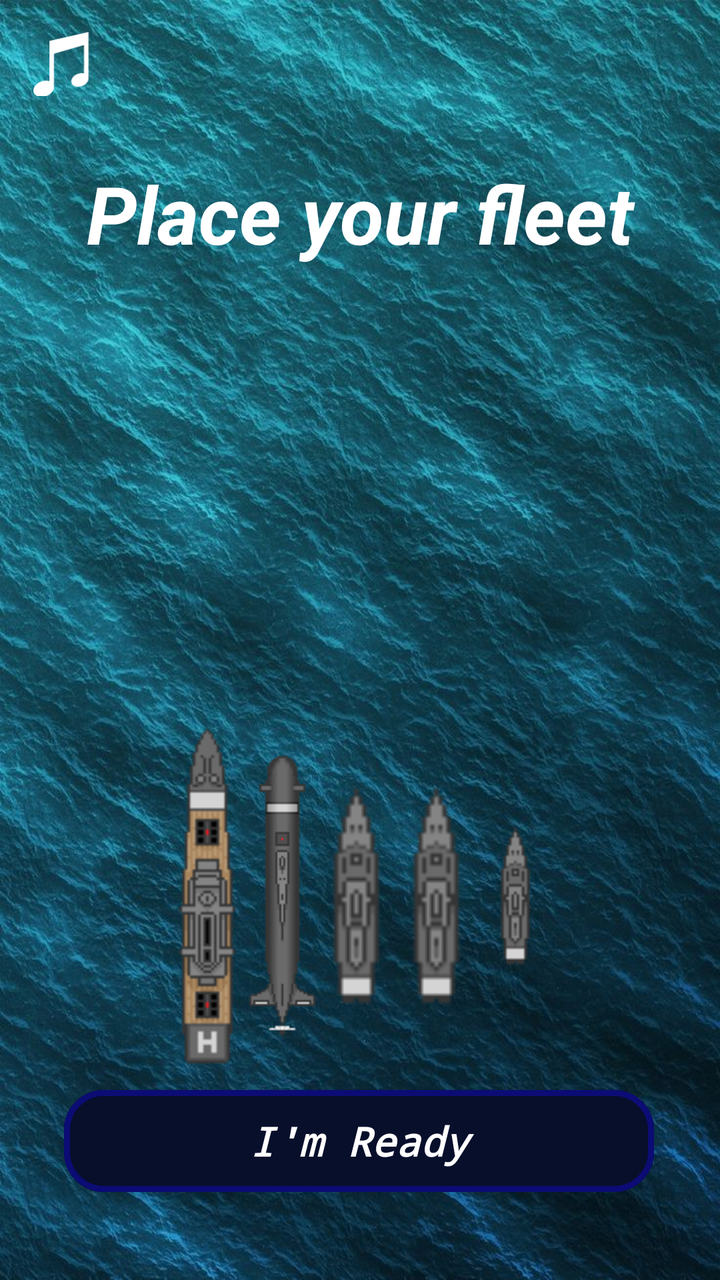
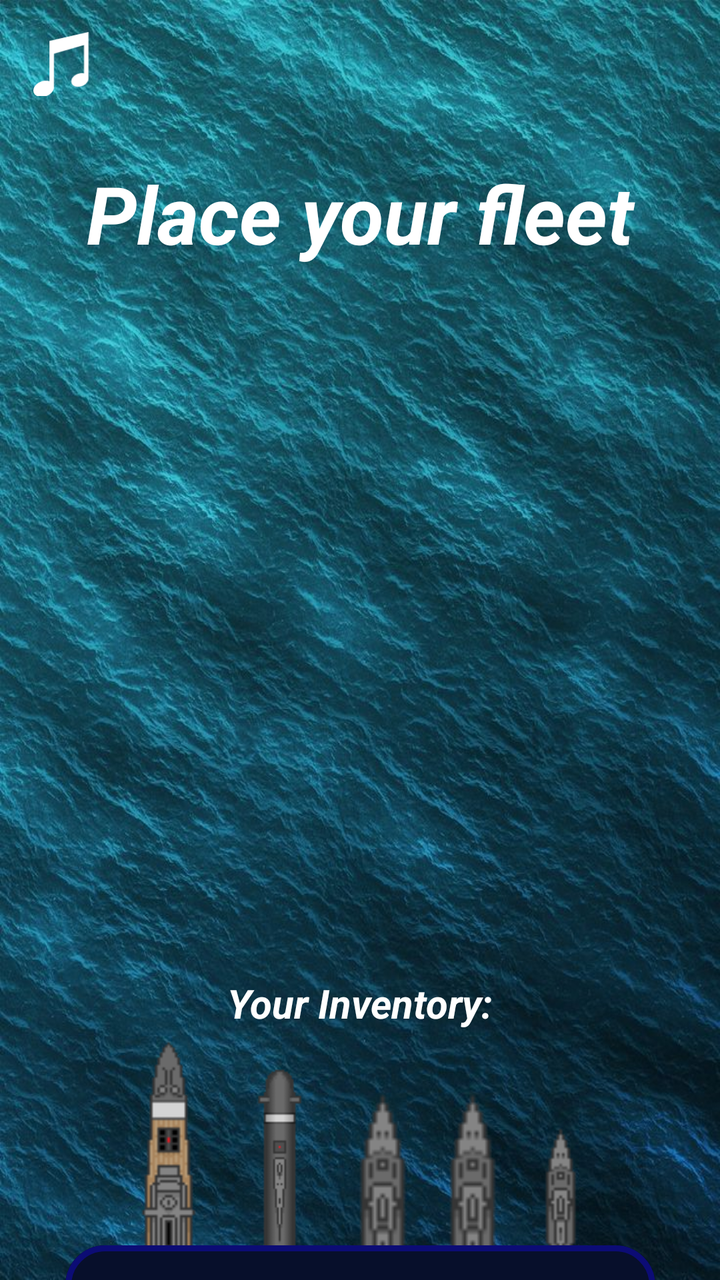

Before-and-after screenshots of an Android layout around one commit, followed by the original layout XML and the change that was made.
<!-- AndroidManifest.xml: application theme Theme.BattleshipClient -->
<!-- res/layout/activity_place_ships.xml -->
<?xml version="1.0" encoding="utf-8"?>
<androidx.constraintlayout.widget.ConstraintLayout xmlns:android="http://schemas.android.com/apk/res/android"
    xmlns:app="http://schemas.android.com/apk/res-auto"
    xmlns:tools="http://schemas.android.com/tools"
    android:id="@+id/main"
    android:layout_width="match_parent"
    android:layout_height="match_parent"
    android:background="@drawable/sea_water_background"
    tools:context=".view.activities.LeaderboardAndStats">













    <include layout="@layout/image_button_toggle_music" />


    <TextView
        android:id="@+id/placeFleet"
        android:layout_width="0dp"
        android:layout_height="59dp"
        android:layout_marginTop="80dp"
        android:text="@string/place_your_fleet"
        android:textAlignment="center"
        android:textColor="@color/white"
        android:textSize="40sp"
        android:textStyle="bold|italic"
        app:autoSizeMaxTextSize="50sp"
        app:autoSizeMinTextSize="20sp"
        app:layout_constraintEnd_toEndOf="parent"
        app:layout_constraintHorizontal_bias="1.0"
        app:layout_constraintStart_toStartOf="parent"
        app:layout_constraintTop_toTopOf="parent" />

    <GridView
        android:id="@+id/myBoard"
        android:layout_width="0dp"
        android:layout_height="0dp"
        android:layout_marginHorizontal="12dp"
        android:layout_marginTop="12dp"
        android:columnWidth="40dp"
        android:gravity="center"
        android:horizontalSpacing="1dp"
        android:numColumns="10"
        android:stretchMode="columnWidth"
        android:verticalSpacing="1dp"
        app:layout_constraintDimensionRatio="1:1"
        app:layout_constraintEnd_toEndOf="parent"
        app:layout_constraintHorizontal_bias="0.666"
        app:layout_constraintStart_toStartOf="parent"
        app:layout_constraintTop_toBottomOf="@+id/placeFleet" />

    <LinearLayout
        android:id="@+id/shipInventory"
        android:layout_width="406dp"
        android:layout_height="170dp"
        android:layout_marginBottom="8dp"
        android:gravity="center"
        android:orientation="horizontal"
        app:layout_constraintBottom_toTopOf="@+id/ReadyBtnId"
        app:layout_constraintEnd_toEndOf="parent"
        app:layout_constraintStart_toStartOf="parent">

        
        <ImageView
            android:id="@+id/ship5id"
            android:layout_width="40dp"
            android:layout_height="match_parent"
            android:src="@drawable/ship5" />

        <ImageView
            android:id="@+id/ship4id"
            android:layout_width="wrap_content"
            android:layout_height="wrap_content"
            android:src="@drawable/ship4" />

        <ImageView
            android:id="@+id/ship3_1id"
            android:layout_width="39dp"
            android:layout_height="111dp"
            android:src="@drawable/ship3" />

        <ImageView
            android:id="@+id/ship3_2id"
            android:layout_width="41dp"
            android:layout_height="111dp"
            android:src="@drawable/ship3" />


        <ImageView
            android:id="@+id/ship2id"
            android:layout_width="38dp"
            android:layout_height="71dp"
            android:src="@drawable/ship2" />

        
    </LinearLayout>

    <Button
        android:id="@+id/ReadyBtnId"
        android:layout_width="295dp"
        android:layout_height="59dp"
        android:layout_marginBottom="40dp"
        android:backgroundTint="@color/navy"
        android:fontFamily="monospace"
        android:text="@string/i_m_ready"
        android:textColor="@color/white"
        android:textSize="20sp"
        android:textStyle="bold|italic"
        app:autoSizeMaxTextSize="20sp"
        app:autoSizeMinTextSize="12sp"
        app:autoSizeStepGranularity="2sp"
        app:autoSizeTextType="uniform"
        app:cornerRadius="20dp"
        app:layout_constraintBottom_toBottomOf="parent"
        app:layout_constraintEnd_toEndOf="parent"
        app:layout_constraintHorizontal_bias="0.491"
        app:layout_constraintStart_toStartOf="parent"
        app:strokeColor="#0C0C75"
        app:strokeWidth="3dp" />

</androidx.constraintlayout.widget.ConstraintLayout>
<!-- res/layout/image_button_toggle_music.xml (included above) -->
<?xml version="1.0" encoding="utf-8"?>
<androidx.constraintlayout.widget.ConstraintLayout xmlns:android="http://schemas.android.com/apk/res/android"
    xmlns:app="http://schemas.android.com/apk/res-auto"
    android:layout_width="match_parent"
    android:layout_height="match_parent">

    <ImageButton
        android:id="@+id/muteBtnId"
        android:layout_width="34dp"
        android:layout_height="32dp"
        android:layout_marginStart="16dp"
        android:layout_marginTop="16dp"
        android:background="@android:color/transparent"
        android:scaleType="centerInside"
        app:layout_constraintStart_toStartOf="parent"
        app:layout_constraintTop_toTopOf="parent"
        app:srcCompat="@drawable/music_icon" />

</androidx.constraintlayout.widget.ConstraintLayout>
<!-- resources referenced by this layout -->
<resources>
  <color name="navy">#070F2B</color>
  <color name="white">#FFFFFFFF</color>
  <!-- drawable music_icon (drawable) -->
  <vector xmlns:android="http://schemas.android.com/apk/res/android"
      android:width="122.88dp"
      android:height="121.06dp"
      android:viewportWidth="122.88"
      android:viewportHeight="121.06"
      >
    <path
        android:fillColor="#ffffff"
        android:pathData="M87.9,78.04c2.74,-0.48 5.33,-0.4 7.6,0.13V24.82L39.05,41.03v61.95c0.03,0.34 0.05,0.69 0.05,1.03c0,0 0,0.01 0,0.01c0,8.34 -8.75,16.62 -19.55,18.49C8.76,124.37 0,119.12 0,110.77c0,-8.34 8.76,-16.62 19.55,-18.48c4.06,-0.7 7.84,-0.39 10.97,0.71l0,-76.26h0.47L104.04,0v85.92c0.13,0.63 0.2,1.27 0.2,1.91c0,0 0,0 0,0.01c0,6.97 -7.32,13.89 -16.33,15.44c-9.02,1.56 -16.33,-2.83 -16.33,-9.8C71.57,86.51 78.88,79.59 87.9,78.04L87.9,78.04L87.9,78.04z"
        android:fillType="evenOdd"/>
  </vector>
  <!-- drawable sea_water_background: jpg bitmap (drawable, 176063 bytes) -->
  <!-- drawable ship2: png bitmap (drawable, 382 bytes) -->
  <!-- drawable ship3: png bitmap (drawable, 382 bytes) -->
  <!-- drawable ship4: png bitmap (drawable, 958 bytes) -->
  <!-- drawable ship5: png bitmap (drawable, 1132 bytes) -->
  <string name="i_m_ready">I\'m Ready</string>
  <string name="place_your_fleet">Place your fleet</string>
  <style name="Theme.BattleshipClient" parent="Base.Theme.BattleshipClient" />
  <style name="Base.Theme.BattleshipClient" parent="Theme.Material3.DayNight.NoActionBar">
          <item name="colorPrimary">@color/black</item>
          
          
      </style>
  <color name="black">#FF000000</color>
</resources>

<!-- the commit's change to res/layout/activity_place_ships.xml (unified diff, before → after) -->
@@ -7,17 +7,6 @@
     android:layout_height="match_parent"
     android:background="@drawable/sea_water_background"
     tools:context=".view.activities.LeaderboardAndStats">
-
-
-
-
-
-
-
-
-
-
-
 
 
     <include layout="@layout/image_button_toggle_music" />
@@ -41,64 +30,78 @@
         app:layout_constraintTop_toTopOf="parent" />
 
     <GridView
-        android:id="@+id/myBoard"
+        android:id="@+id/myBoardGridId"
         android:layout_width="0dp"
         android:layout_height="0dp"
         android:layout_marginHorizontal="12dp"
         android:layout_marginTop="12dp"
         android:columnWidth="40dp"
         android:gravity="center"
-        android:horizontalSpacing="1dp"
         android:numColumns="10"
         android:stretchMode="columnWidth"
-        android:verticalSpacing="1dp"
         app:layout_constraintDimensionRatio="1:1"
         app:layout_constraintEnd_toEndOf="parent"
-        app:layout_constraintHorizontal_bias="0.666"
         app:layout_constraintStart_toStartOf="parent"
         app:layout_constraintTop_toBottomOf="@+id/placeFleet" />
 
+    <TextView
+        android:id="@+id/shipInventoryTxtId"
+        android:layout_width="0dp"
+        android:layout_height="30dp"
+        android:layout_marginTop="1dp"
+        android:text="@string/Your_Inventory"
+        android:textAlignment="center"
+        android:textColor="@color/white"
+        android:textSize="20sp"
+        android:textStyle="bold|italic"
+        app:autoSizeMaxTextSize="30sp"
+        app:autoSizeMinTextSize="20sp"
+        app:layout_constraintEnd_toEndOf="parent"
+        app:layout_constraintHorizontal_bias="1.0"
+        app:layout_constraintStart_toStartOf="parent"
+        app:layout_constraintTop_toBottomOf="@+id/myBoardGridId" />
+
     <LinearLayout
         android:id="@+id/shipInventory"
-        android:layout_width="406dp"
-        android:layout_height="170dp"
-        android:layout_marginBottom="8dp"
+        android:layout_width="0dp"
+        android:layout_height="160dp"
+        android:layout_marginTop="2dp"
         android:gravity="center"
         android:orientation="horizontal"
-        app:layout_constraintBottom_toTopOf="@+id/ReadyBtnId"
         app:layout_constraintEnd_toEndOf="parent"
-        app:layout_constraintStart_toStartOf="parent">
+        app:layout_constraintStart_toStartOf="parent"
+        app:layout_constraintTop_toBottomOf="@+id/shipInventoryTxtId">
 
         
         <ImageView
             android:id="@+id/ship5id"
-            android:layout_width="40dp"
+            android:layout_width="54dp"
             android:layout_height="match_parent"
             android:src="@drawable/ship5" />
 
         <ImageView
             android:id="@+id/ship4id"
-            android:layout_width="wrap_content"
-            android:layout_height="wrap_content"
+            android:layout_width="57dp"
+            android:layout_height="132dp"
             android:src="@drawable/ship4" />
 
         <ImageView
             android:id="@+id/ship3_1id"
-            android:layout_width="39dp"
-            android:layout_height="111dp"
-            android:src="@drawable/ship3" />
-
-        <ImageView
-            android:id="@+id/ship3_2id"
-            android:layout_width="41dp"
-            android:layout_height="111dp"
+            android:layout_width="46dp"
+            android:layout_height="108dp"
             android:src="@drawable/ship3" />
 
 
         <ImageView
+            android:id="@+id/ship3_2id"
+            android:layout_width="44dp"
+            android:layout_height="108dp"
+            android:src="@drawable/ship3" />
+
+        <ImageView
             android:id="@+id/ship2id"
-            android:layout_width="38dp"
-            android:layout_height="71dp"
+            android:layout_width="44dp"
+            android:layout_height="73dp"
             android:src="@drawable/ship2" />
 
         
@@ -108,7 +111,7 @@
         android:id="@+id/ReadyBtnId"
         android:layout_width="295dp"
         android:layout_height="59dp"
-        android:layout_marginBottom="40dp"
+        android:layout_marginBottom="24dp"
         android:backgroundTint="@color/navy"
         android:fontFamily="monospace"
         android:text="@string/i_m_ready"
@@ -122,8 +125,8 @@
         app:cornerRadius="20dp"
         app:layout_constraintBottom_toBottomOf="parent"
         app:layout_constraintEnd_toEndOf="parent"
-        app:layout_constraintHorizontal_bias="0.491"
         app:layout_constraintStart_toStartOf="parent"
+        app:layout_constraintTop_toBottomOf="@+id/shipInventory"
         app:strokeColor="#0C0C75"
         app:strokeWidth="3dp" />
 
<!-- resource entries referenced after the edit -->
@@ -19,14 +19,17 @@
   <!-- drawable ship3: png bitmap (drawable, 382 bytes) -->
   <!-- drawable ship4: png bitmap (drawable, 958 bytes) -->
   <!-- drawable ship5: png bitmap (drawable, 1132 bytes) -->
-  <string name="i_m_ready">I\'m Ready</string>
+  <string name="Your_Inventory">Your Inventory:</string>
+  <string name="i_m_ready">Ready to Play</string>
   <string name="place_your_fleet">Place your fleet</string>
   <style name="Theme.BattleshipClient" parent="Base.Theme.BattleshipClient" />
   <style name="Base.Theme.BattleshipClient" parent="Theme.Material3.DayNight.NoActionBar">
-          <item name="colorPrimary">@color/black</item>
-          
-          
+          <item name="colorPrimary">@color/white</item>
+          <item name="colorPrimaryDark">@color/white</item>
+          <item name="android:statusBarColor">@color/status_bar_color</item>
+          <item name="android:windowNoTitle">true</item>
+          <item name="android:windowTranslucentStatus">true</item>
       </style>
-  <color name="black">#FF000000</color>
+  <color name="status_bar_color">#FF0000</color>
 </resources>
 
